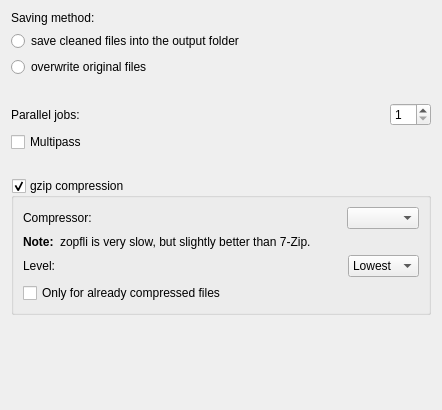
Qt form src/preferences/mainpage.ui (RazrFalcon/svgcleaner-gui) before a commit.
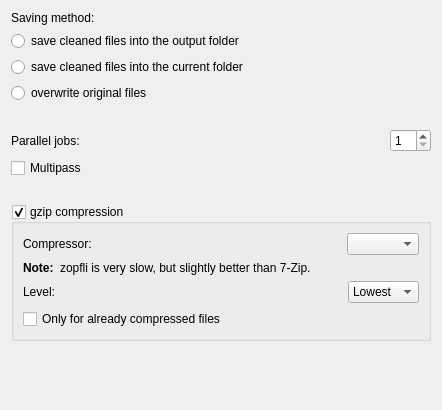
The same form after that commit.

Diff of the .ui file:
```diff
--- a/src/preferences/mainpage.ui
+++ b/src/preferences/mainpage.ui
@@ -46,6 +46,13 @@
       <item>
        <widget class="QRadioButton" name="rBtnSave2">
         <property name="text">
+         <string>save cleaned files into the current folder</string>
+        </property>
+       </widget>
+      </item>
+      <item>
+       <widget class="QRadioButton" name="rBtnSave3">
+        <property name="text">
          <string>overwrite original files</string>
         </property>
        </widget>
```
